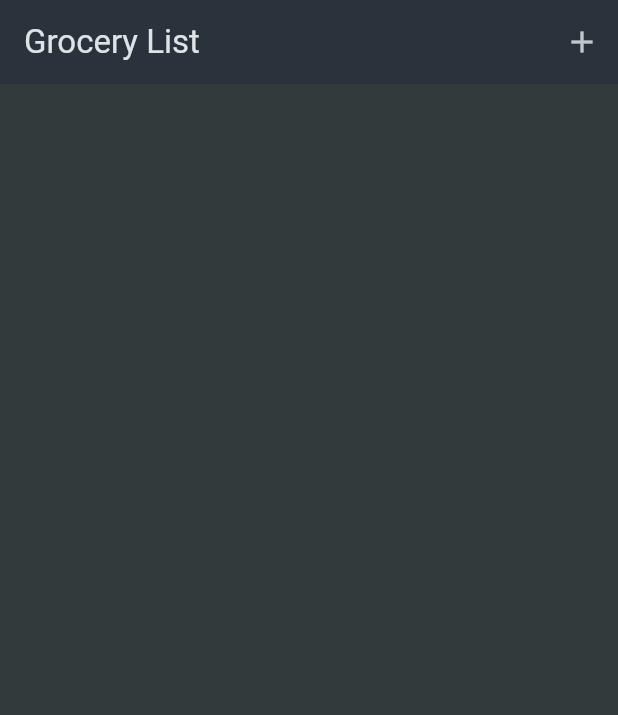
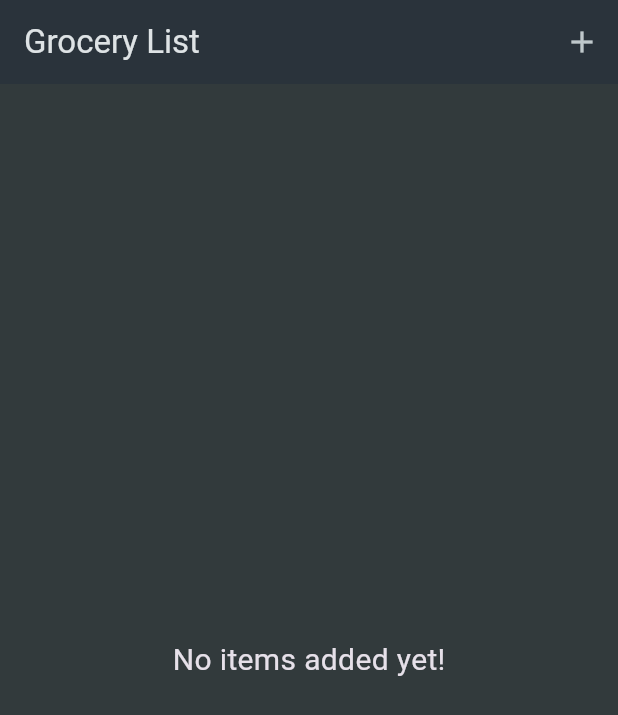
Before and after one commit to RyanTruong3979/demo_handling_input_forms, a Flutter app: the screen it shows after launch, on a phone screen of 412 x 824 dp. Shown: the top 715 px of the screen. Run offline on Flutter 3.47's test engine with Material 3 defaults, Android fonts, the phone set to English and light mode, and no system bars.

Commit message:
Save data and rebuild List view

```diff
--- a/lib/views/grocery_list.dart
+++ b/lib/views/grocery_list.dart
@@ -43,7 +43,8 @@ class _GroceryListState extends State<GroceryList> {
           ),
         ],
       ),
-      body: ListView.builder(
+      body: _groceryItems.isNotEmpty
+          ? ListView.builder(
               itemCount: _groceryItems.length,
               itemBuilder: (context, index) {
                 final item = _groceryItems[index];
@@ -57,6 +58,13 @@ class _GroceryListState extends State<GroceryList> {
                       backgroundColor: item.category.color,
                     ));
               },
+            )
+          : Container(
+              alignment: Alignment.center,
+              child: const Text(
+                'No items added yet!',
+                style: TextStyle(fontSize: 20),
+              ),
             ),
     );
   }
```
Lines whose indentation alone changed are shown as unchanged.
